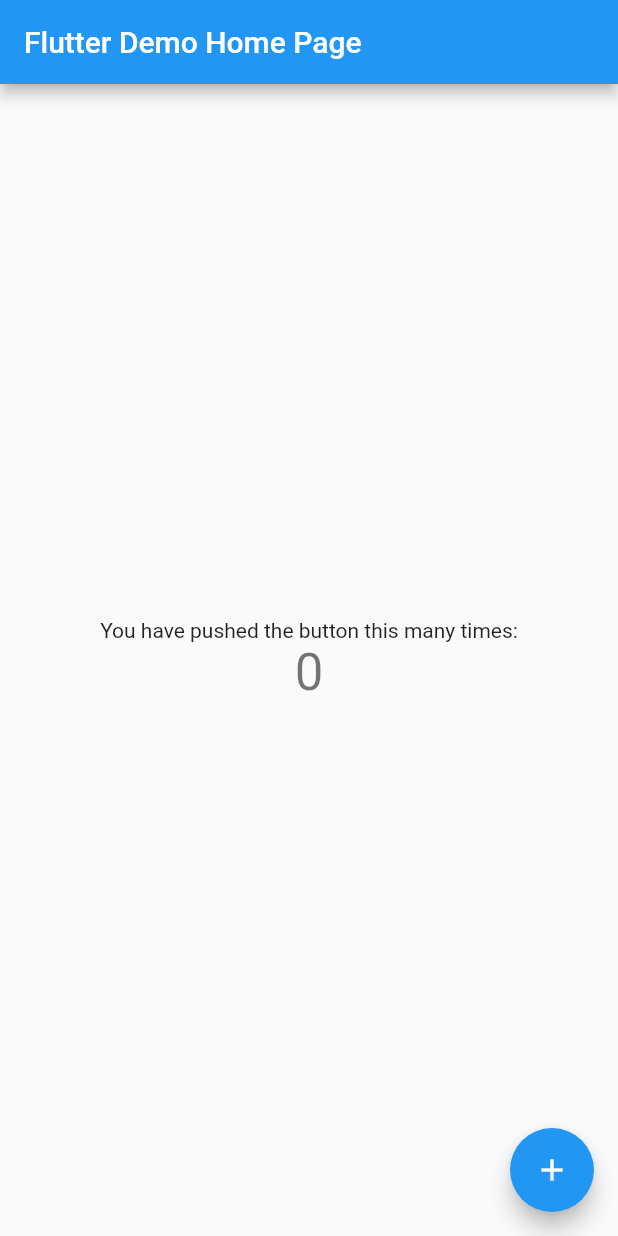
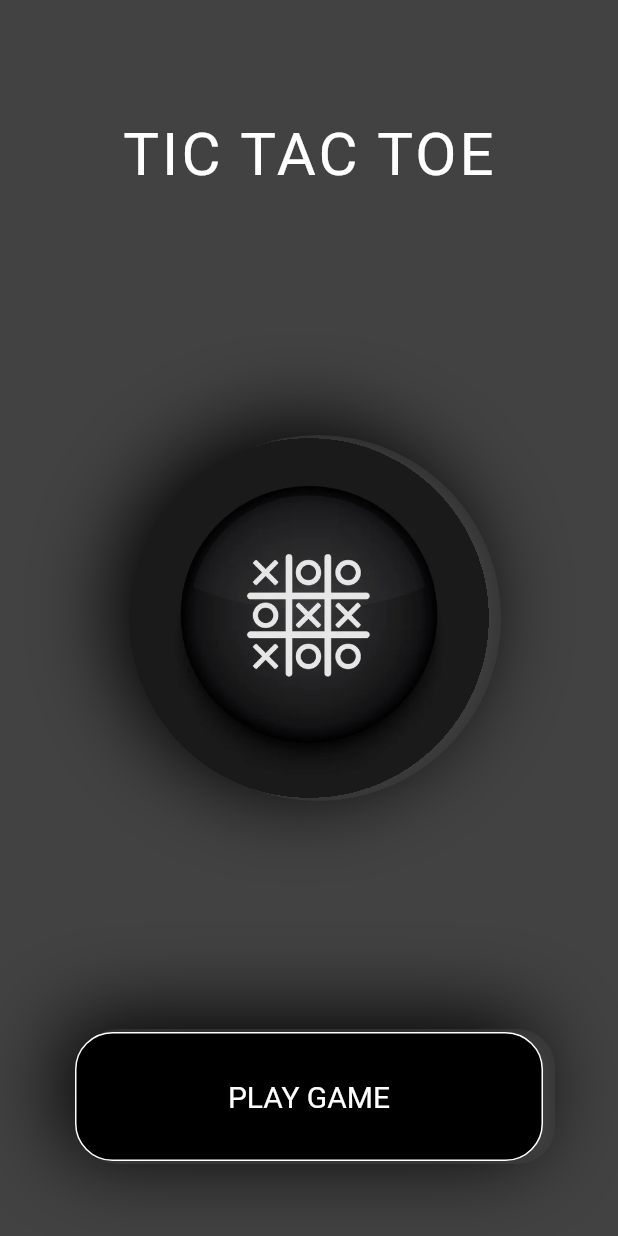
Before and after one commit to MariselvamB/TicTacToeGame, a Flutter app: the screen it shows after launch, on a phone screen of 412 x 824 dp. Run offline on Flutter 3.47's test engine with Material 2 defaults, Android fonts, the phone set to English and light mode, and no system bars; drawn by our look-alikes of avatar_glow.

Commit message:
4/3/2023

```diff
--- /dev/null
+++ b/lib/logoScreen.dart
@@ -0,0 +1,124 @@
+// ignore_for_file: file_names
+
+import 'package:avatar_glow/avatar_glow.dart';
+import 'package:flutter/material.dart';
+import 'package:tictactoegame/HomePage.dart';
+
+class LogoScreen extends StatefulWidget {
+  const LogoScreen({super.key});
+
+  @override
+  State<LogoScreen> createState() => _LogoScreenState();
+}
+
+class _LogoScreenState extends State<LogoScreen> {
+  @override
+  Widget build(BuildContext context) {
+    return Scaffold(
+      backgroundColor: Colors.grey.shade800,
+      body: Column(
+        children: [
+          Expanded(
+            flex: 1,
+            child: Container(
+                decoration: BoxDecoration(
+                  color: Colors.grey.shade800,
+                ),
+                child: const Center(
+                  child: Text(" TIC TAC TOE ",
+                      style: TextStyle(
+                          fontSize: 40, color: Colors.white, letterSpacing: 2)),
+                )),
+          ),
+          Expanded(
+            flex: 2,
+            child: Center(
+              child: AvatarGlow(
+                endRadius: 200,
+                duration: const Duration(seconds: 2),
+                glowColor: Colors.white,
+                repeat: true,
+                repeatPauseDuration: const Duration(seconds: 1),
+                startDelay: const Duration(seconds: 1),
+                child: Container(
+                  clipBehavior: Clip.hardEdge,
+                  decoration: BoxDecoration(shape: BoxShape.circle, boxShadow: [
+                    BoxShadow(
+                        color: Colors.grey.shade800,
+                        offset: const Offset(6.0, 0.0),
+                        blurRadius: 15,
+                        spreadRadius: 2),
+                    const BoxShadow(
+                        color: Colors.black,
+                        offset: Offset(-6.0, -6.0),
+                        blurRadius: 50,
+                        spreadRadius: 2),
+                    BoxShadow(
+                        blurStyle: BlurStyle.inner,
+                        color: Colors.grey.shade800,
+                        offset: const Offset(6.0, 0.0),
+                        blurRadius: 15,
+                        spreadRadius: 2),
+                  ]),
+                  child: Image.asset(
+                    "assets/tic-tac-toe-logo.jpg",
+                    scale: 2.5,
+                  ),
+                ),
+              ),
+            ),
+          ),
+          Expanded(
+            child: GestureDetector(
+              onTap: () {
+                Navigator.push(context,
+                    MaterialPageRoute(builder: (context) => const HomePage()));
+              },
+              child: Padding(
+                padding: const EdgeInsets.only(
+                    left: 50, right: 50, top: 70, bottom: 50),
+                child: Container(
+                  alignment: Alignment.center,
+                  width: double.infinity,
+                  decoration: BoxDecoration(
+                    color: Colors.black,
+                    boxShadow: [
+                      BoxShadow(
+                          color: Colors.grey.shade800,
+                          offset: const Offset(6.0, 0.0),
+                          blurRadius: 15,
+                          spreadRadius: 2),
+                      const BoxShadow(
+                          color: Colors.black,
+                          offset: Offset(-6.0, -6.0),
+                          blurRadius: 50,
+                          spreadRadius: 2),
+                      BoxShadow(
+                          blurStyle: BlurStyle.inner,
+                          color: Colors.grey.shade800,
+                          offset: const Offset(6.0, 0.0),
+                          blurRadius: 15,
+                          spreadRadius: 2),
+                    ],
+                    borderRadius: BorderRadius.circular(25),
+                    border: Border.all(
+                      width: 1,
+                      color: Colors.white,
+                    ),
+                  ),
+                  child: const Text(
+                    "PLAY GAME",
+                    style: TextStyle(
+                      fontSize: 20,
+                      color: Colors.white,
+                    ),
+                  ),
+                ),
+              ),
+            ),
+          ),
+        ],
+      ),
+    );
+  }
+}
--- a/lib/main.dart
+++ b/lib/main.dart
@@ -1,4 +1,5 @@
 import 'package:flutter/material.dart';
+import 'package:tictactoegame/logoScreen.dart';
 
 void main() {
   runApp(const MyApp());
@@ -7,109 +8,11 @@
 class MyApp extends StatelessWidget {
   const MyApp({super.key});
 
-  // This widget is the root of your application.
   @override
   Widget build(BuildContext context) {
-    return MaterialApp(
-      title: 'Flutter Demo',
-      theme: ThemeData(
-        // This is the theme of your application.
-        //
-        // Try running your application with "flutter run". You'll see the
-        // application has a blue toolbar. Then, without quitting the app, try
-        // changing the primarySwatch below to Colors.green and then invoke
-        // "hot reload" (press "r" in the console where you ran "flutter run",
-        // or simply save your changes to "hot reload" in a Flutter IDE).
-        // Notice that the counter didn't reset back to zero; the application
-        // is not restarted.
-        primarySwatch: Colors.blue,
-      ),
-      home: const MyHomePage(title: 'Flutter Demo Home Page'),
+    return const MaterialApp(
+      home: LogoScreen(),
+      debugShowCheckedModeBanner: false,
     );
   }
 }
-
-class MyHomePage extends StatefulWidget {
-  const MyHomePage({super.key, required this.title});
-
-  // This widget is the home page of your application. It is stateful, meaning
-  // that it has a State object (defined below) that contains fields that affect
-  // how it looks.
-
-  // This class is the configuration for the state. It holds the values (in this
-  // case the title) provided by the parent (in this case the App widget) and
-  // used by the build method of the State. Fields in a Widget subclass are
-  // always marked "final".
-
-  final String title;
-
-  @override
-  State<MyHomePage> createState() => _MyHomePageState();
-}
-
-class _MyHomePageState extends State<MyHomePage> {
-  int _counter = 0;
-
-  void _incrementCounter() {
-    setState(() {
-      // This call to setState tells the Flutter framework that something has
-      // changed in this State, which causes it to rerun the build method below
-      // so that the display can reflect the updated values. If we changed
-      // _counter without calling setState(), then the build method would not be
-      // called again, and so nothing would appear to happen.
-      _counter++;
-    });
-  }
-
-  @override
-  Widget build(BuildContext context) {
-    // This method is rerun every time setState is called, for instance as done
-    // by the _incrementCounter method above.
-    //
-    // The Flutter framework has been optimized to make rerunning build methods
-    // fast, so that you can just rebuild anything that needs updating rather
-    // than having to individually change instances of widgets.
-    return Scaffold(
-      appBar: AppBar(
-        // Here we take the value from the MyHomePage object that was created by
-        // the App.build method, and use it to set our appbar title.
-        title: Text(widget.title),
-      ),
-      body: Center(
-        // Center is a layout widget. It takes a single child and positions it
-        // in the middle of the parent.
-        child: Column(
-          // Column is also a layout widget. It takes a list of children and
-          // arranges them vertically. By default, it sizes itself to fit its
-          // children horizontally, and tries to be as tall as its parent.
-          //
-          // Invoke "debug painting" (press "p" in the console, choose the
-          // "Toggle Debug Paint" action from the Flutter Inspector in Android
-          // Studio, or the "Toggle Debug Paint" command in Visual Studio Code)
-          // to see the wireframe for each widget.
-          //
-          // Column has various properties to control how it sizes itself and
-          // how it positions its children. Here we use mainAxisAlignment to
-          // center the children vertically; the main axis here is the vertical
-          // axis because Columns are vertical (the cross axis would be
-          // horizontal).
-          mainAxisAlignment: MainAxisAlignment.center,
-          children: <Widget>[
-            const Text(
-              'You have pushed the button this many times:',
-            ),
-            Text(
-              '$_counter',
-              style: Theme.of(context).textTheme.headline4,
-            ),
-          ],
-        ),
-      ),
-      floatingActionButton: FloatingActionButton(
-        onPressed: _incrementCounter,
-        tooltip: 'Increment',
-        child: const Icon(Icons.add),
-      ), // This trailing comma makes auto-formatting nicer for build methods.
-    );
-  }
-}
```
Also changed, not shown: lib/HomePage.dart (added, +319 -0 lines), pubspec.yaml (+4 -3 lines), assets/tic-tac-toe-logo.jpg (added), pubspec.lock, 55 other files.
